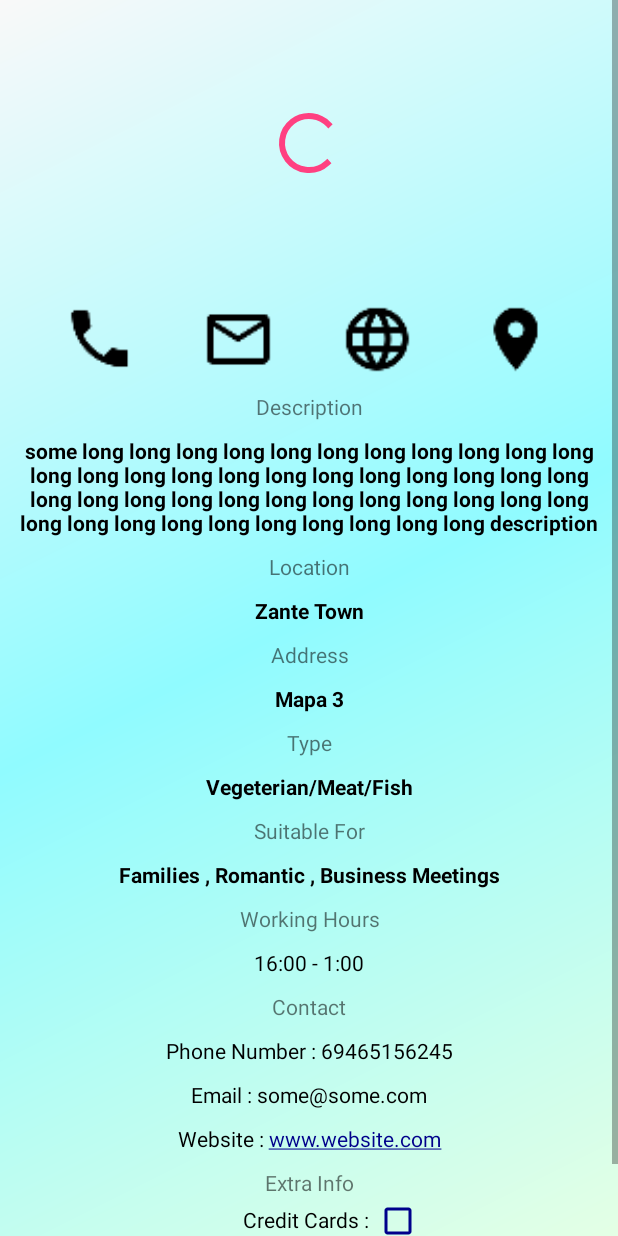
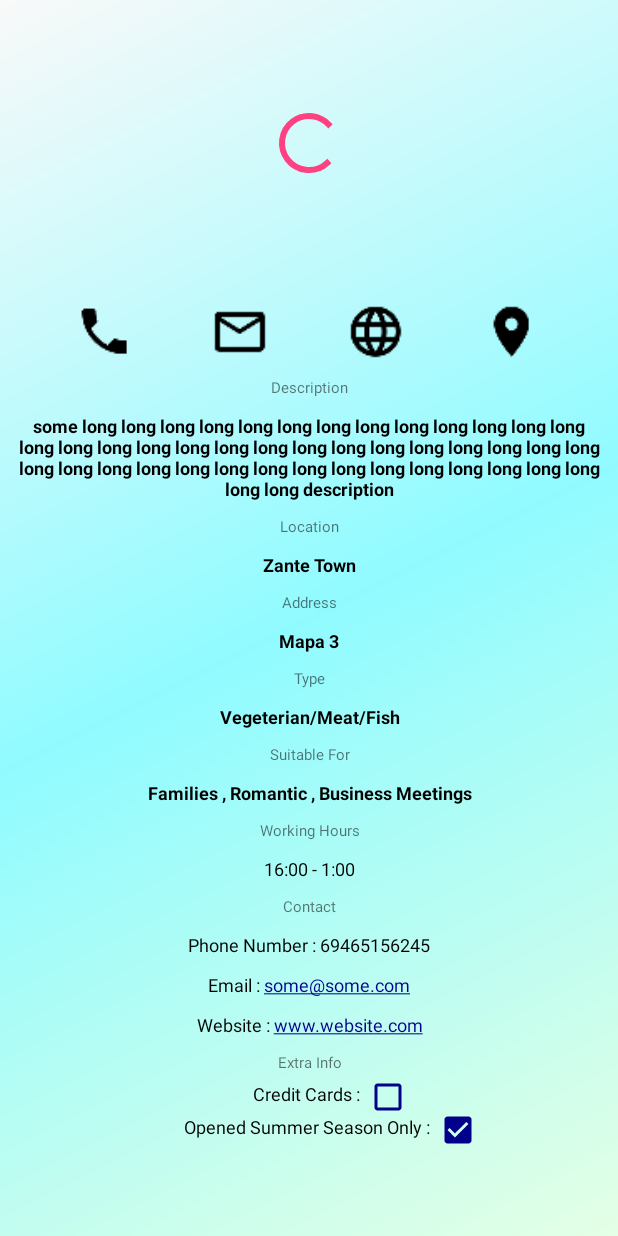
Before and after one commit to ExtinctSpecie/Zante-Travel, an Android app: the layout activity_business.xml on its own in the app's theme, with its tools: preview values and no code run, on a phone screen of 412 x 824 dp. Run offline under Robolectric (Android 15) with nearby library versions, the phone set to English and light mode, and no system bars.

Commit message:
business activity text sizes and autolink for web/phone/email

```diff
--- a/ZanteTravel/app/src/main/res/layout/activity_business.xml
+++ b/ZanteTravel/app/src/main/res/layout/activity_business.xml
@@ -59,8 +59,8 @@
 
             <Button
                 android:id="@+id/btnBusinessCall"
-                android:layout_width="50dp"
-                android:layout_height="50dp"
+                android:layout_width="40dp"
+                android:layout_height="40dp"
                 android:background="@drawable/phone_icon"
                 android:textAllCaps="false" />
 
@@ -71,8 +71,8 @@
 
             <Button
                 android:id="@+id/btnBusinessEmail"
-                android:layout_width="50dp"
-                android:layout_height="50dp"
+                android:layout_width="40dp"
+                android:layout_height="40dp"
                 android:textAllCaps="false"
                 android:background="@drawable/mail_icon" />
 
@@ -83,8 +83,8 @@
 
             <Button
                 android:id="@+id/btnBusinessWebsite"
-                android:layout_width="50dp"
-                android:layout_height="50dp"
+                android:layout_width="40dp"
+                android:layout_height="40dp"
                 android:textAllCaps="false"
                 android:background="@drawable/web_icon"/>
 
@@ -96,8 +96,8 @@
 
             <Button
                 android:id="@+id/btnBusinessLocation"
-                android:layout_width="50dp"
-                android:layout_height="50dp"
+                android:layout_width="40dp"
+                android:layout_height="40dp"
                 android:background="@drawable/location_pin_icon"
                 android:textAllCaps="false"
 
@@ -117,7 +117,8 @@
             android:layout_below="@id/llButtonRow"
             android:gravity="center"
             android:paddingTop="10dp"
-            android:text="Description" />
+            android:text="Description"
+            android:textSize="10sp"/>
 
         <TextView
             android:id="@+id/tvDescription"
@@ -130,7 +131,8 @@
             android:paddingRight="10dp"
             android:paddingTop="10dp"
             android:text="some long long long long long long long long long long long long long long long long long long long long long long long long long long long long long long long long long long long long long long long long long long long long long description"
-            android:textColor="@color/Black" />
+            android:textColor="@color/Black"
+            android:textSize="12sp"/>
 
         <TextView
             android:id="@+id/tvLocationHelper"
@@ -139,7 +141,8 @@
             android:layout_below="@id/tvDescription"
             android:gravity="center"
             android:paddingTop="10dp"
-            android:text="Location" />
+            android:text="Location"
+            android:textSize="10sp"/>
 
         <TextView
             android:id="@+id/tvLocation"
@@ -150,7 +153,8 @@
             android:paddingTop="10dp"
             android:text="Zante Town"
             android:textStyle="bold"
-            android:textColor="@color/Black" />
+            android:textColor="@color/Black"
+            android:textSize="12sp"/>
 
         <TextView
             android:id="@+id/tvAddressHelper"
@@ -159,7 +163,8 @@
             android:layout_below="@id/tvLocation"
             android:gravity="center"
             android:paddingTop="10dp"
-            android:text="Address" />
+            android:text="Address"
+            android:textSize="10sp"/>
 
         <TextView
             android:id="@+id/tvAddress"
@@ -170,7 +175,8 @@
             android:paddingTop="10dp"
             android:text="Mapa 3"
             android:textStyle="bold"
-            android:textColor="@color/Black" />
+            android:textColor="@color/Black"
+            android:textSize="12sp"/>
 
         <TextView
             android:id="@+id/tvTypeHelper"
@@ -179,7 +185,8 @@
             android:layout_below="@id/tvAddress"
             android:gravity="center"
             android:paddingTop="10dp"
-            android:text="Type" />
+            android:text="Type"
+            android:textSize="10sp"/>
 
         <TextView
             android:id="@+id/tvType"
@@ -190,7 +197,8 @@
             android:paddingTop="10dp"
             android:text="Vegeterian/Meat/Fish"
             android:textStyle="bold"
-            android:textColor="@color/Black" />
+            android:textColor="@color/Black"
+            android:textSize="12sp"/>
 
         <TextView
             android:id="@+id/tvUsefulTipHelper"
@@ -199,7 +207,8 @@
             android:layout_below="@+id/tvType"
             android:gravity="center"
             android:paddingTop="10dp"
-            android:text="Suitable For" />
+            android:text="Suitable For"
+            android:textSize="10sp"/>
 
         <TextView
             android:id="@+id/tvUsefulTip"
@@ -210,7 +219,8 @@
             android:paddingTop="10dp"
             android:text="Families , Romantic , Business Meetings"
             android:textStyle="bold"
-            android:textColor="@color/Black"/>
+            android:textColor="@color/Black"
+            android:textSize="12sp"/>
 
         <TextView
             android:id="@+id/tvWorkingHoursHelper"
@@ -219,7 +229,8 @@
             android:layout_below="@id/tvUsefulTip"
             android:gravity="center"
             android:paddingTop="10dp"
-            android:text="Working Hours" />
+            android:text="Working Hours"
+            android:textSize="10sp"/>
 
         <TextView
             android:id="@+id/tvWorkingHours"
@@ -229,7 +240,8 @@
             android:gravity="center"
             android:paddingTop="10dp"
             android:text="16:00 - 1:00"
-            android:textColor="@color/Black" />
+            android:textColor="@color/Black"
+            android:textSize="12sp"/>
 
         <TextView
             android:id="@+id/tvContactHelper"
@@ -238,7 +250,8 @@
             android:layout_below="@id/tvWorkingHours"
             android:gravity="center"
             android:paddingTop="10dp"
-            android:text="Contact" />
+            android:text="Contact"
+            android:textSize="10sp"/>
 
         <TextView
             android:id="@+id/tvContactPhoneNumber"
@@ -248,7 +261,10 @@
             android:gravity="center"
             android:paddingTop="10dp"
             android:text="Phone Number : 69465156245"
-            android:textColor="@color/Black" />
+            android:textColor="@color/Black"
+            android:textColorLink="@color/DarkBlue"
+            android:autoLink="phone"
+            android:textSize="12sp"/>
 
         <TextView
             android:id="@+id/tvContactEmail"
@@ -258,7 +274,10 @@
             android:gravity="center"
             android:paddingTop="10dp"
             android:text="Email : some@some.com"
-            android:textColor="@color/Black" />
+            android:textColor="@color/Black"
+            android:textColorLink="@color/DarkBlue"
+            android:autoLink="email"
+            android:textSize="12sp"/>
 
         <TextView
             android:id="@+id/tvContactWebsite"
@@ -270,6 +289,7 @@
             android:text="Website : www.website.com"
             android:textColor="@color/Black"
             android:textColorLink="@color/DarkBlue"
+            android:textSize="12sp"
             android:autoLink="web"/>
 
         <TextView
@@ -279,7 +299,9 @@
             android:layout_below="@id/tvContactWebsite"
             android:gravity="center"
             android:paddingTop="10dp"
-            android:text="Extra Info" />
+            android:text="Extra Info"
+            android:textSize="10sp"
+            />
 
 
         <TextView
@@ -291,7 +313,8 @@
             android:gravity="center"
             android:paddingTop="5dp"
             android:text="Credit Cards : "
-            android:textColor="@color/Black" />
+            android:textColor="@color/Black"
+            android:textSize="12sp"/>
 
         <android.support.v7.widget.AppCompatCheckBox
             android:id="@+id/cbCreditCard"
@@ -315,6 +338,7 @@
             android:gravity="center"
             android:paddingTop="5dp"
             android:text="Opened Summer Season Only : "
+            android:textSize="12sp"
             android:textColor="@color/Black" />
 
         <android.support.v7.widget.AppCompatCheckBox
```
Also changed, not shown: 1 other file.
